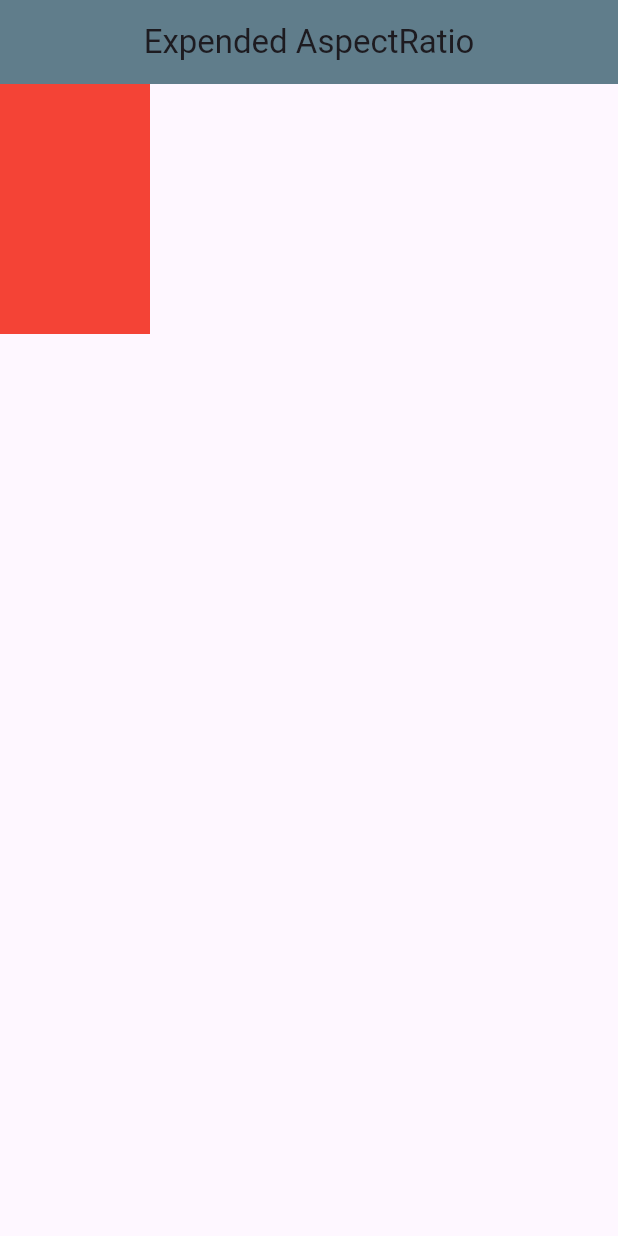
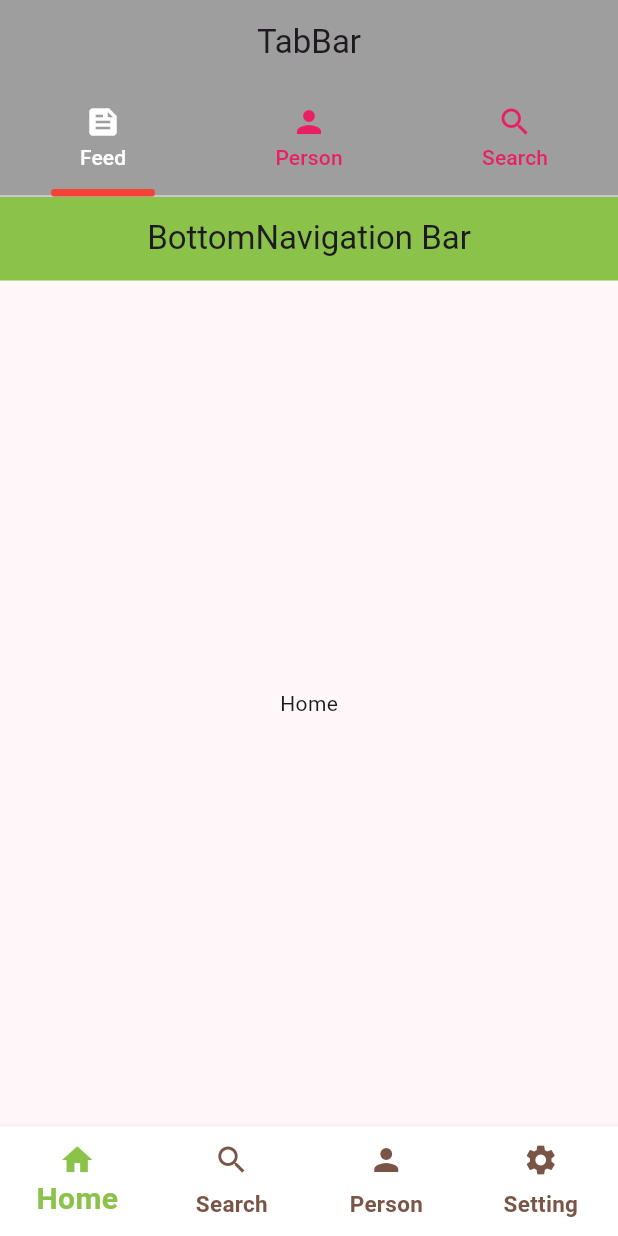
Before and after one commit to shamim2810/flutter_ostad, a Flutter app: the screen it shows after launch, on a phone screen of 412 x 824 dp. Run offline on Flutter 3.47's test engine with Material 3 defaults, Android fonts, the phone set to English and light mode, and no system bars.

```diff
--- a/lib/main.dart
+++ b/lib/main.dart
@@ -2,7 +2,7 @@ import 'package:flutter/cupertino.dart';
 import 'package:flutter/material.dart';
 
 void main(){
-  runApp(MyApp());
+  runApp(const MyApp());
 }
 class MyApp extends StatelessWidget {
   const MyApp({super.key});
@@ -10,7 +10,11 @@ class MyApp extends StatelessWidget {
   @override
   Widget build(BuildContext context) {
     return MaterialApp(
-      home: HomeScreen(),
+      theme: ThemeData(
+        colorSchemeSeed: Colors.purple,
+      ),
+      //home: const HomeScreen(),
+      home: const SecondScreen(),
     );
   }
 }
@@ -22,69 +26,119 @@ class HomeScreen extends StatefulWidget {
 }
 
 class _HomeScreenState extends State<HomeScreen> {
-  int count = 0;
+   int _selectedIndex = 0;
+
+   List<Widget> screen = [
+     const Text('Home'),
+     const Text('Search'),
+     const Text('Person'),
+     const Text('Setting'),
+   ];
   @override
   Widget build(BuildContext context) {
-
     return Scaffold(
       appBar: AppBar(
-        title: const Text('Expended AspectRatio'),
+        title: const Text('BottomNavigation Bar'),
         centerTitle: true,
-        backgroundColor: Colors.blueGrey,
+        backgroundColor: Colors.lightGreen,
       ),
-      body: Column(
-        children: [
-          /*Expanded(
-            flex: 2,
-            child: Container(
-              width: double.infinity,
-              color: Colors.blue,
-            ),
-          ),
-          Expanded(
-            flex: 3,
-            child: Container(
-              width: double.infinity,
-              color: Colors.pink,
-            ),
-          ),
-          Expanded(
-            flex: 5,
-            child: Container(
-              width: double.infinity,
-              color: Colors.brown,
-            ),
-          ),*/
-          /*SizedBox(
-            width: 100,
-            height: 100,
-            child: Text('kjsdsdkjlkf lksdjdsflkj sdldkjflksjf lkjsddflfkjsd lksjdfflkjsfdd kjsdffjlk'),
-          ),
-          SizedBox(
-            height: 500,
-            width: 2000,
-            child: FractionallySizedBox(
-              heightFactor: 0.9,
-                widthFactor: 0.7,
-                alignment: Alignment.center,
-                child: Text('jsdfjkhsf kjhsffkjfss jhskfhs')),
-          ),
-          SizedBox(
-            width: 100,
-            height: 100,
-            child: Text('skflkslk'),
-          ),*/
-          SizedBox(
-            width: 100,
-            child: AspectRatio(
-                aspectRatio: 3/5,
-              child: Container(
-                color: Colors.red,
-              ),
-            ),
-          )
+      body: Center(child: screen[_selectedIndex]),
+      bottomNavigationBar: BottomNavigationBar(
+        currentIndex: _selectedIndex,
+        elevation: 5,
+        backgroundColor: Colors.white,
+        selectedItemColor: Colors.lightGreen,
+        unselectedItemColor: Colors.brown,
+        selectedFontSize: 14,
+        showSelectedLabels: true,
+        showUnselectedLabels: true,
+        type: BottomNavigationBarType.fixed,
+        selectedLabelStyle: const TextStyle(
+          fontSize: 20,
+          color: Colors.black,
+          fontWeight: FontWeight.bold,
+        ),
+        unselectedLabelStyle: const TextStyle(
+          fontSize: 15,
+          fontWeight: FontWeight.bold,
+        ),
+        onTap: (index){
+          print(index);
+          _selectedIndex = index;
+          setState(() {
+
+          });
+        },
+        items: const [
+          BottomNavigationBarItem(icon: Icon(Icons.home),label: 'Home'),
+          BottomNavigationBarItem(icon: Icon(Icons.search),label: 'Search'),
+          BottomNavigationBarItem(icon: Icon(Icons.person),label: 'Person'),
+          BottomNavigationBarItem(icon: Icon(Icons.settings),label: 'Setting'),
         ],
       ),
     );
   }
 }
+
+
+//TabBar
+class SecondScreen extends StatefulWidget {
+  const SecondScreen({super.key});
+
+  @override
+  State<SecondScreen> createState() => _SecondScreenState();
+}
+
+class _SecondScreenState extends State<SecondScreen> /*with SingleTickerProviderStateMixin*/ {
+  //late final TabController _tabController = TabController(length: 3, vsync: this);
+  @override
+  Widget build(BuildContext context) {
+    return DefaultTabController(
+      length: 3,
+      animationDuration: const Duration(milliseconds: 300),
+      child: Scaffold(
+        appBar: AppBar(
+          title: const Text('TabBar'),
+          centerTitle: true,
+          backgroundColor: Colors.grey,
+          bottom: TabBar(
+              //controller: _tabController,
+              unselectedLabelColor: Colors.pink,
+              labelColor: Colors.white,
+              indicator: UnderlineTabIndicator(
+                borderSide: const BorderSide(width: 5, color: Colors.red),
+                borderRadius: BorderRadius.circular(2),
+                insets: const EdgeInsets.symmetric(horizontal: 50),
+              ),
+              indicatorWeight: 3,
+              //indicatorColor: Colors.white,
+
+              tabs: const [
+                Tab(
+                  icon: Icon(Icons.feed),
+                  text: 'Feed',
+                ),
+                Tab(
+                  icon: Icon(Icons.person),
+                  text: 'Person',
+                ),
+                Tab(
+                  icon: Icon(Icons.search),
+                  text: 'Search',
+                ),
+              ]
+          ),
+        ),
+        body:  TabBarView(
+          //controller: _tabController,
+            children: [
+              HomeScreen(),
+              Center(child: Text('Feed')),
+              Center(child: Text('Person')),
+              Center(child: Text('Search')),
+            ],
+        ),
+      ),
+    );
+  }
+}
```
